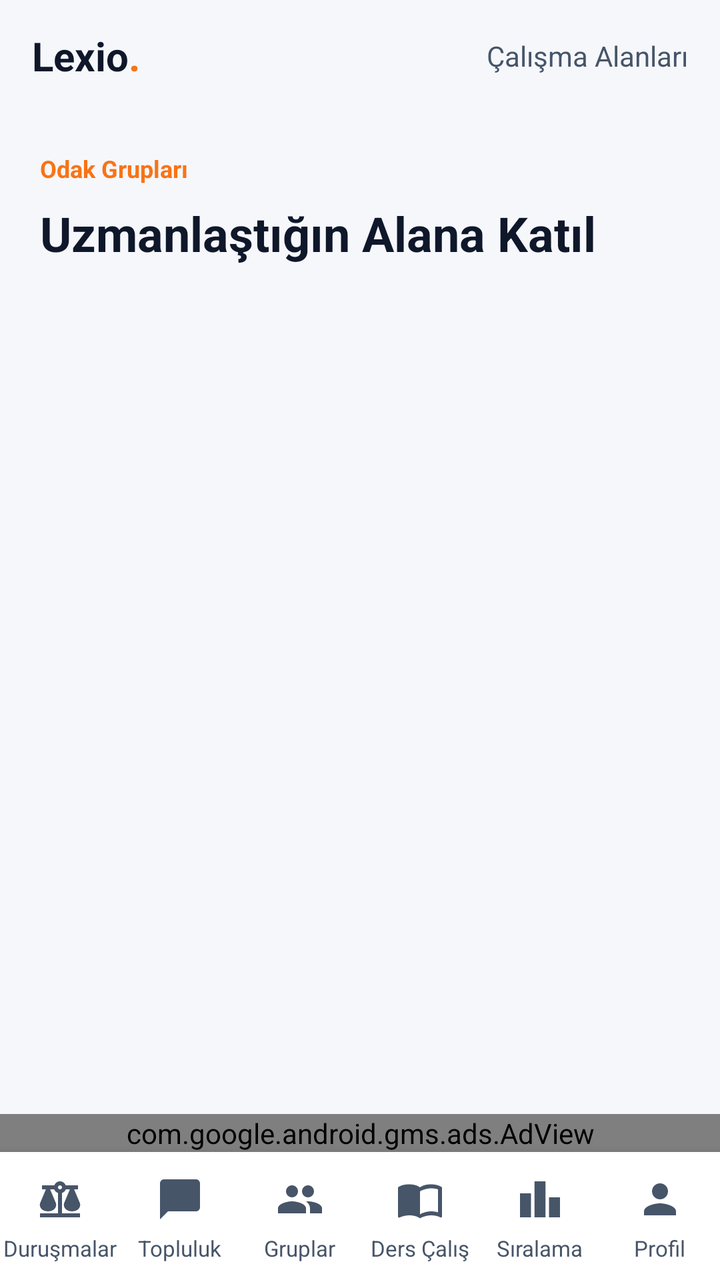
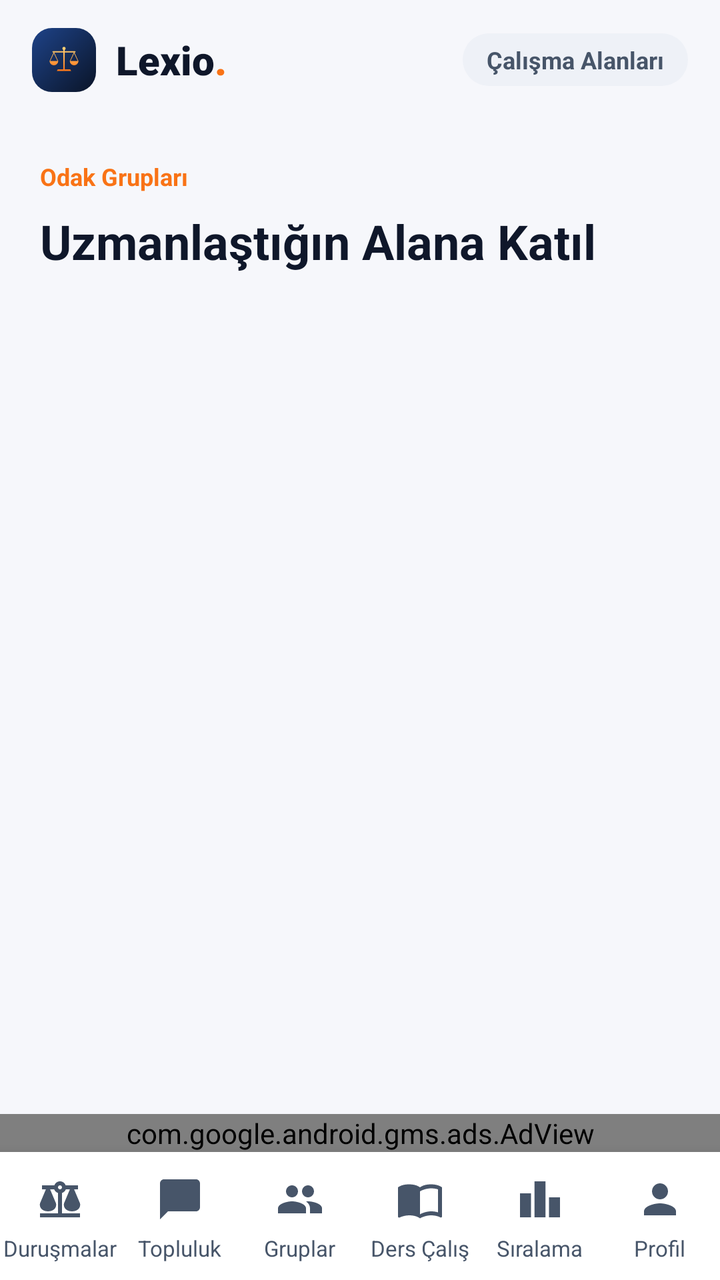

Compare the two renders of this Android layout. The source of the first and the diff that turns it into the second are given below.
<!-- AndroidManifest.xml: application theme Theme.Lexio -->
<!-- res/layout/layout_workspace.xml -->
<?xml version="1.0" encoding="utf-8"?>
<LinearLayout xmlns:android="http://schemas.android.com/apk/res/android"
    xmlns:app="http://schemas.android.com/apk/res-auto"
    android:layout_width="match_parent"
    android:layout_height="match_parent"
    android:orientation="vertical"
    android:background="@color/bg_dark">

    <RelativeLayout
        android:layout_width="match_parent"
        android:layout_height="56dp"
        android:paddingHorizontal="16dp"
        android:background="@color/bg_dark">
        <TextView
            android:id="@+id/logoText"
            android:layout_width="wrap_content"
            android:layout_height="wrap_content"
            android:layout_centerVertical="true"
            android:text="Lexio"
            android:textColor="@color/text_primary"
            android:textSize="20sp"
            android:textStyle="bold" />
        <TextView
            android:layout_width="wrap_content"
            android:layout_height="wrap_content"
            android:layout_toEndOf="@id/logoText"
            android:layout_centerVertical="true"
            android:text="."
            android:textColor="@color/accent_primary"
            android:textSize="20sp"
            android:textStyle="bold" />
        <TextView
            android:layout_width="wrap_content"
            android:layout_height="wrap_content"
            android:layout_alignParentEnd="true"
            android:layout_centerVertical="true"
            android:text="@string/workspace_header_label"
            android:textColor="@color/text_secondary"
            android:textSize="14sp" />
    </RelativeLayout>

    <LinearLayout
        android:layout_width="match_parent"
        android:layout_height="wrap_content"
        android:orientation="vertical"
        android:padding="20dp">
        <TextView
            android:layout_width="wrap_content"
            android:layout_height="wrap_content"
            android:text="@string/workspace_eyebrow"
            android:textColor="@color/accent_primary"
            android:textSize="12sp"
            android:textStyle="bold" />
        <TextView
            android:layout_width="wrap_content"
            android:layout_height="wrap_content"
            android:layout_marginTop="8dp"
            android:text="@string/workspace_heading"
            android:textColor="@color/text_primary"
            android:textSize="24sp"
            android:textStyle="bold" />
    </LinearLayout>

    <androidx.recyclerview.widget.RecyclerView
        android:id="@+id/rvWorkspaces"
        android:layout_width="match_parent"
        android:layout_height="0dp"
        android:layout_weight="1"
        android:clipToPadding="false"
        android:paddingBottom="24dp" />

    <TextView
        android:id="@+id/tvEmptyState"
        android:layout_width="match_parent"
        android:layout_height="wrap_content"
        android:gravity="center"
        android:padding="32dp"
        android:textColor="@color/text_secondary"
        android:textSize="14sp"
        android:visibility="gone" />


    
    <com.google.android.gms.ads.AdView
        android:id="@+id/adView"
        android:layout_width="match_parent"
        android:layout_height="wrap_content"
        android:layout_gravity="center"
        app:adSize="BANNER"
        app:adUnitId="ca-app-pub-4674211063760769/4886149685" />

    <include layout="@layout/nav_bottom" />
</LinearLayout>
<!-- res/layout/nav_bottom.xml (included above) -->
<?xml version="1.0" encoding="utf-8"?>
<LinearLayout xmlns:android="http://schemas.android.com/apk/res/android"
    android:id="@+id/bottomNavigationContainer"
    android:layout_width="match_parent"
    android:layout_height="64dp"
    android:orientation="horizontal"
    android:background="@color/card_bg"
    android:elevation="12dp">

    <LinearLayout
        android:id="@+id/navCases"
        android:layout_width="0dp"
        android:layout_height="match_parent"
        android:layout_weight="1"
        android:orientation="vertical"
        android:gravity="center"
        android:background="?attr/selectableItemBackgroundBorderless"
        android:clickable="true"
        android:focusable="true">
        <ImageView
            android:id="@+id/navCasesIcon"
            android:layout_width="56dp"
            android:layout_height="30dp"
            android:paddingHorizontal="16dp"
            android:paddingVertical="3dp"
            android:importantForAccessibility="no"
            android:src="@drawable/ic_nav_cases"
            app:tint="@color/text_secondary"
            xmlns:app="http://schemas.android.com/apk/res-auto" />
        <TextView
            android:id="@+id/navCasesLabel"
            android:layout_width="wrap_content"
            android:layout_height="wrap_content"
            android:layout_marginTop="2dp"
            android:text="@string/nav_cases"
            android:textColor="@color/text_secondary"
            android:textSize="11sp" />
    </LinearLayout>

    <LinearLayout
        android:id="@+id/navFeed"
        android:layout_width="0dp"
        android:layout_height="match_parent"
        android:layout_weight="1"
        android:orientation="vertical"
        android:gravity="center"
        android:background="?attr/selectableItemBackgroundBorderless"
        android:clickable="true"
        android:focusable="true">
        <ImageView
            android:id="@+id/navFeedIcon"
            android:layout_width="56dp"
            android:layout_height="30dp"
            android:paddingHorizontal="16dp"
            android:paddingVertical="3dp"
            android:importantForAccessibility="no"
            android:src="@drawable/ic_nav_feed"
            app:tint="@color/text_secondary"
            xmlns:app="http://schemas.android.com/apk/res-auto" />
        <TextView
            android:id="@+id/navFeedLabel"
            android:layout_width="wrap_content"
            android:layout_height="wrap_content"
            android:layout_marginTop="2dp"
            android:text="@string/nav_feed"
            android:textColor="@color/text_secondary"
            android:textSize="11sp" />
    </LinearLayout>

    <LinearLayout
        android:id="@+id/navWorkspace"
        android:layout_width="0dp"
        android:layout_height="match_parent"
        android:layout_weight="1"
        android:orientation="vertical"
        android:gravity="center"
        android:background="?attr/selectableItemBackgroundBorderless"
        android:clickable="true"
        android:focusable="true">
        <ImageView
            android:id="@+id/navWorkspaceIcon"
            android:layout_width="56dp"
            android:layout_height="30dp"
            android:paddingHorizontal="16dp"
            android:paddingVertical="3dp"
            android:importantForAccessibility="no"
            android:src="@drawable/ic_nav_workspace"
            app:tint="@color/text_secondary"
            xmlns:app="http://schemas.android.com/apk/res-auto" />
        <TextView
            android:id="@+id/navWorkspaceLabel"
            android:layout_width="wrap_content"
            android:layout_height="wrap_content"
            android:layout_marginTop="2dp"
            android:text="@string/nav_workspace"
            android:textColor="@color/text_secondary"
            android:textSize="11sp" />
    </LinearLayout>

    <LinearLayout
        android:id="@+id/navStudy"
        android:layout_width="0dp"
        android:layout_height="match_parent"
        android:layout_weight="1"
        android:orientation="vertical"
        android:gravity="center"
        android:background="?attr/selectableItemBackgroundBorderless"
        android:clickable="true"
        android:focusable="true">
        <ImageView
            android:id="@+id/navStudyIcon"
            android:layout_width="56dp"
            android:layout_height="30dp"
            android:paddingHorizontal="16dp"
            android:paddingVertical="3dp"
            android:importantForAccessibility="no"
            android:src="@drawable/ic_nav_study"
            app:tint="@color/text_secondary"
            xmlns:app="http://schemas.android.com/apk/res-auto" />
        <TextView
            android:id="@+id/navStudyLabel"
            android:layout_width="wrap_content"
            android:layout_height="wrap_content"
            android:layout_marginTop="2dp"
            android:text="@string/nav_study"
            android:textColor="@color/text_secondary"
            android:textSize="11sp" />
    </LinearLayout>

    <LinearLayout
        android:id="@+id/navLeaderboard"
        android:layout_width="0dp"
        android:layout_height="match_parent"
        android:layout_weight="1"
        android:orientation="vertical"
        android:gravity="center"
        android:background="?attr/selectableItemBackgroundBorderless"
        android:clickable="true"
        android:focusable="true">
        <ImageView
            android:id="@+id/navLeaderboardIcon"
            android:layout_width="56dp"
            android:layout_height="30dp"
            android:paddingHorizontal="16dp"
            android:paddingVertical="3dp"
            android:importantForAccessibility="no"
            android:src="@drawable/ic_nav_leaderboard"
            app:tint="@color/text_secondary"
            xmlns:app="http://schemas.android.com/apk/res-auto" />
        <TextView
            android:id="@+id/navLeaderboardLabel"
            android:layout_width="wrap_content"
            android:layout_height="wrap_content"
            android:layout_marginTop="2dp"
            android:text="@string/nav_leaderboard"
            android:textColor="@color/text_secondary"
            android:textSize="11sp" />
    </LinearLayout>

    <LinearLayout
        android:id="@+id/navProfile"
        android:layout_width="0dp"
        android:layout_height="match_parent"
        android:layout_weight="1"
        android:orientation="vertical"
        android:gravity="center"
        android:background="?attr/selectableItemBackgroundBorderless"
        android:clickable="true"
        android:focusable="true">
        <ImageView
            android:id="@+id/navProfileIcon"
            android:layout_width="56dp"
            android:layout_height="30dp"
            android:paddingHorizontal="16dp"
            android:paddingVertical="3dp"
            android:importantForAccessibility="no"
            android:src="@drawable/ic_nav_profile"
            app:tint="@color/text_secondary"
            xmlns:app="http://schemas.android.com/apk/res-auto" />
        <TextView
            android:id="@+id/navProfileLabel"
            android:layout_width="wrap_content"
            android:layout_height="wrap_content"
            android:layout_marginTop="2dp"
            android:text="@string/nav_profile"
            android:textColor="@color/text_secondary"
            android:textSize="11sp" />
    </LinearLayout>
</LinearLayout>
<!-- resources referenced by this layout -->
<resources>
  <color name="accent_primary">#f97316</color>
  <color name="bg_dark">#F6F7FB</color>
  <color name="card_bg">#FFFFFF</color>
  <color name="text_primary">#0F172A</color>
  <color name="text_secondary">#475569</color>
  <!-- drawable ic_nav_cases (drawable) -->
  <?xml version="1.0" encoding="utf-8"?>
  <vector xmlns:android="http://schemas.android.com/apk/res/android"
      android:width="24dp"
      android:height="24dp"
      android:viewportWidth="24"
      android:viewportHeight="24">
      <path android:fillColor="#FFFFFFFF" android:pathData="M12,3c-1.27,0 -2.4,0.8 -2.82,2H3v2h1.95L2,14c-0.47,2 1,4 4,4s4.47,-2 4,-4L7.05,7H9.1c0.3,0.86 1.03,1.5 1.9,1.82V19H2v2h20v-2h-9V8.82c0.87,-0.32 1.6,-0.96 1.9,-1.82h2.05L14,14c-0.47,2 1,4 4,4s4.47,-2 4,-4l-2.95,-7H21V5h-6.18C14.4,3.8 13.27,3 12,3zM12,5c0.55,0 1,0.45 1,1s-0.45,1 -1,1s-1,-0.45 -1,-1S11.45,5 12,5z" />
  </vector>
  <!-- drawable ic_nav_feed (drawable) -->
  <?xml version="1.0" encoding="utf-8"?>
  <vector xmlns:android="http://schemas.android.com/apk/res/android"
      android:width="24dp"
      android:height="24dp"
      android:viewportWidth="24"
      android:viewportHeight="24">
      <path android:fillColor="#FFFFFFFF" android:pathData="M20,2H4c-1.1,0 -2,0.9 -2,2v18l4,-4h14c1.1,0 2,-0.9 2,-2V4c0,-1.1 -0.9,-2 -2,-2z" />
  </vector>
  <!-- drawable ic_nav_leaderboard (drawable) -->
  <?xml version="1.0" encoding="utf-8"?>
  <vector xmlns:android="http://schemas.android.com/apk/res/android"
      android:width="24dp"
      android:height="24dp"
      android:viewportWidth="24"
      android:viewportHeight="24">
      <path android:fillColor="#FFFFFFFF" android:pathData="M7.5,21H2V9h5.5v12zM14.75,3h-5.5v18h5.5V3zM22,11h-5.5v10H22V11z" />
  </vector>
  <!-- drawable ic_nav_profile (drawable) -->
  <?xml version="1.0" encoding="utf-8"?>
  <vector xmlns:android="http://schemas.android.com/apk/res/android"
      android:width="24dp"
      android:height="24dp"
      android:viewportWidth="24"
      android:viewportHeight="24">
      <path android:fillColor="#FFFFFFFF" android:pathData="M12,12c2.21,0 4,-1.79 4,-4s-1.79,-4 -4,-4 -4,1.79 -4,4 1.79,4 4,4zM12,14c-2.67,0 -8,1.34 -8,4v2h16v-2c0,-2.66 -5.33,-4 -8,-4z" />
  </vector>
  <string name="nav_cases">Duruşmalar</string>
  <string name="nav_feed">Topluluk</string>
  <string name="nav_leaderboard">Sıralama</string>
  <string name="nav_profile">Profil</string>
  <string name="nav_study">Ders Çalış</string>
  <string name="nav_workspace">Gruplar</string>
  <string name="workspace_eyebrow">Odak Grupları</string>
  <string name="workspace_header_label">Çalışma Alanları</string>
  <string name="workspace_heading">Uzmanlaştığın Alana Katıl</string>
  <style name="Theme.Lexio" parent="Theme.Material3.DayNight.NoActionBar">
          <item name="android:windowBackground">@color/bg_dark</item>
          <item name="android:statusBarColor">@color/bg_dark</item>
          <item name="android:navigationBarColor">@color/bg_dark</item>
          <item name="android:windowLightStatusBar">true</item>
          <item name="android:windowLightNavigationBar">true</item>
          <item name="colorPrimary">@color/accent_primary</item>
          <item name="colorSecondary">@color/accent_secondary</item>
      </style>
  <color name="accent_secondary">#ea580c</color>
  <!-- unchanged entries left out for length: 2 -->
</resources>

<!-- the commit's change to res/layout/layout_workspace.xml (unified diff, before → after) -->
@@ -6,38 +6,57 @@
     android:orientation="vertical"
     android:background="@color/bg_dark">
 
-    <RelativeLayout
-        android:layout_width="match_parent"
-        android:layout_height="56dp"
-        android:paddingHorizontal="16dp"
-        android:background="@color/bg_dark">
+    
+    <LinearLayout
+        android:layout_width="match_parent"
+        android:layout_height="60dp"
+        android:gravity="center_vertical"
+        android:orientation="horizontal"
+        android:paddingHorizontal="16dp">
+
+        <ImageView
+            android:layout_width="32dp"
+            android:layout_height="32dp"
+            android:background="@drawable/bg_logo_tile_small"
+            android:importantForAccessibility="no"
+            android:padding="3dp"
+            android:scaleType="fitCenter"
+            android:src="@drawable/ic_launcher_foreground" />
+
         <TextView
             android:id="@+id/logoText"
             android:layout_width="wrap_content"
             android:layout_height="wrap_content"
-            android:layout_centerVertical="true"
+            android:layout_marginStart="10dp"
+            android:fontFamily="sans-serif-black"
             android:text="Lexio"
             android:textColor="@color/text_primary"
-            android:textSize="20sp"
-            android:textStyle="bold" />
-        <TextView
-            android:layout_width="wrap_content"
-            android:layout_height="wrap_content"
-            android:layout_toEndOf="@id/logoText"
-            android:layout_centerVertical="true"
+            android:textSize="20sp" />
+
+        <TextView
+            android:layout_width="wrap_content"
+            android:layout_height="wrap_content"
+            android:fontFamily="sans-serif-black"
             android:text="."
             android:textColor="@color/accent_primary"
-            android:textSize="20sp"
+            android:textSize="20sp" />
+
+        <View
+            android:layout_width="0dp"
+            android:layout_height="1dp"
+            android:layout_weight="1" />
+
+        <TextView
+            android:layout_width="wrap_content"
+            android:layout_height="wrap_content"
+            android:background="@drawable/bg_chip_neutral"
+            android:paddingHorizontal="12dp"
+            android:paddingVertical="5dp"
+            android:text="@string/workspace_header_label"
+            android:textColor="@color/text_secondary"
+            android:textSize="12sp"
             android:textStyle="bold" />
-        <TextView
-            android:layout_width="wrap_content"
-            android:layout_height="wrap_content"
-            android:layout_alignParentEnd="true"
-            android:layout_centerVertical="true"
-            android:text="@string/workspace_header_label"
-            android:textColor="@color/text_secondary"
-            android:textSize="14sp" />
-    </RelativeLayout>
+    </LinearLayout>
 
     <LinearLayout
         android:layout_width="match_parent"
<!-- resource entries referenced after the edit -->
@@ -5,6 +5,19 @@
   <color name="card_bg">#FFFFFF</color>
   <color name="text_primary">#0F172A</color>
   <color name="text_secondary">#475569</color>
+  <!-- drawable bg_chip_neutral (drawable) -->
+  <?xml version="1.0" encoding="utf-8"?>
+  <shape xmlns:android="http://schemas.android.com/apk/res/android" android:shape="rectangle">
+      <solid android:color="@color/chip_bg" />
+      <corners android:radius="20dp" />
+  </shape>
+  <!-- drawable bg_logo_tile_small (drawable) -->
+  <?xml version="1.0" encoding="utf-8"?>
+  <shape xmlns:android="http://schemas.android.com/apk/res/android" android:shape="rectangle">
+      <gradient android:angle="315" android:startColor="#1E4388" android:endColor="#0A1428" />
+      <corners android:radius="10dp" />
+  </shape>
+  <!-- drawable ic_launcher_foreground: vector/xml drawable (drawable, 3462 chars, omitted) -->
   <!-- drawable ic_nav_cases (drawable) -->
   <?xml version="1.0" encoding="utf-8"?>
   <vector xmlns:android="http://schemas.android.com/apk/res/android"
@@ -59,6 +72,7 @@
           <item name="colorPrimary">@color/accent_primary</item>
           <item name="colorSecondary">@color/accent_secondary</item>
       </style>
+  <color name="chip_bg">#EEF1F7</color>
   <color name="accent_secondary">#ea580c</color>
   <!-- unchanged entries left out for length: 2 -->
 </resources>
